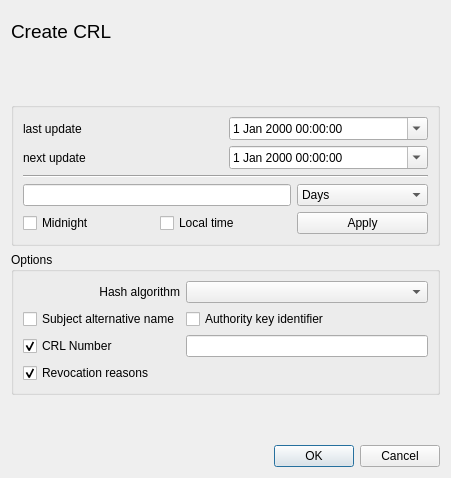
Above: ui/NewCrl.ui from chris2511/xca before the change. Below: the same form after it.
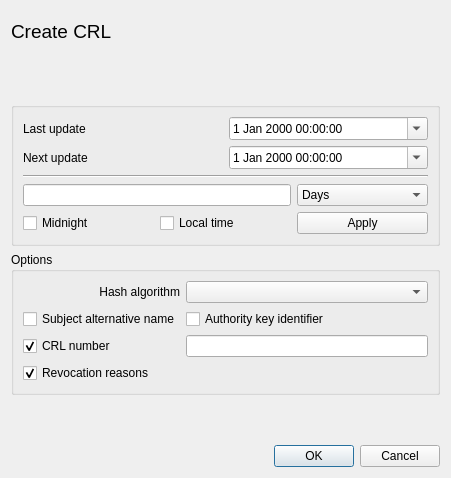
That is the form after the change. Custom widgets are drawn as their Qt base class.

The edit to the form file:
```diff
--- a/ui/NewCrl.ui
+++ b/ui/NewCrl.ui
@@ -89,7 +89,7 @@
         <item row="0" column="0">
          <widget class="QLabel" name="label">
           <property name="text">
-           <string>last update</string>
+           <string>Last update</string>
           </property>
          </widget>
         </item>
@@ -103,7 +103,7 @@
         <item row="1" column="0">
          <widget class="QLabel" name="label_2">
           <property name="text">
-           <string>next update</string>
+           <string>Next update</string>
           </property>
          </widget>
         </item>
@@ -185,7 +185,7 @@
       <item row="3" column="0">
        <widget class="QCheckBox" name="setCrlNumber">
         <property name="text">
-         <string>CRL Number</string>
+         <string>CRL number</string>
         </property>
         <property name="checked">
          <bool>true</bool>
```
